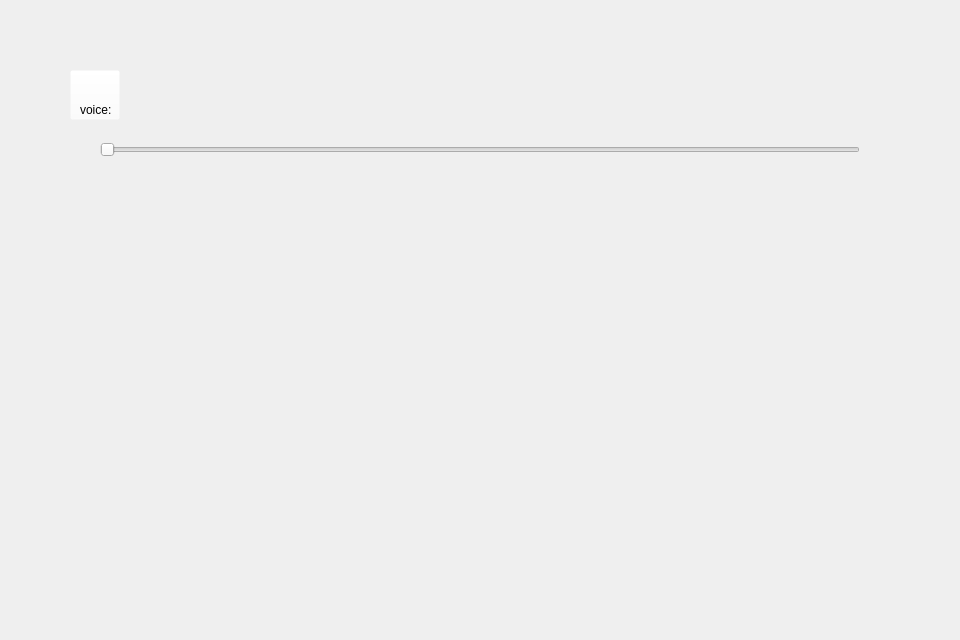
mo-crystal/civilization, file src/client/mainwindow.ui: the form before one commit.
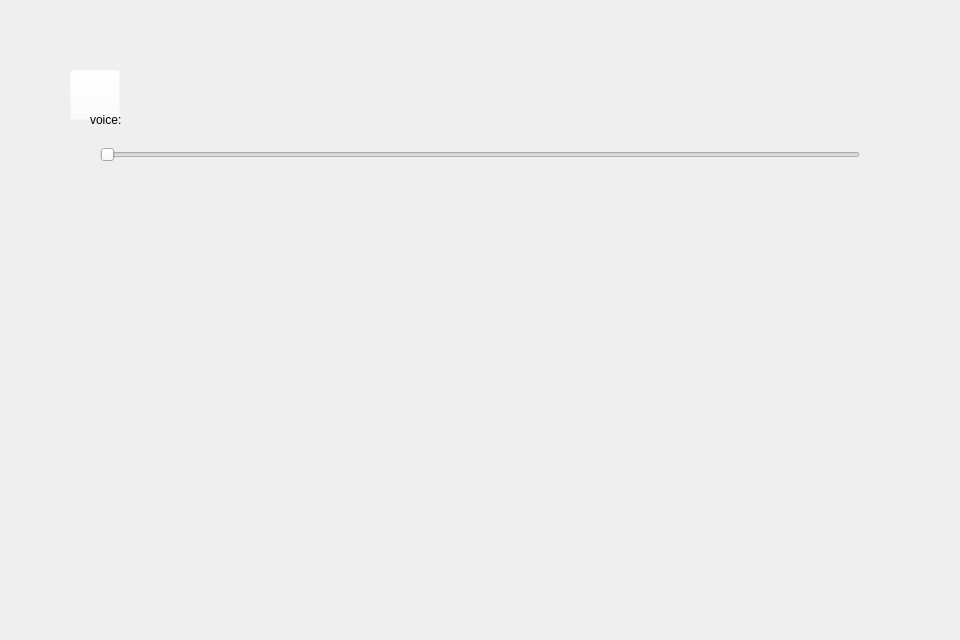
The form after the commit. The open tabs and pages were chosen to show the change. Icons and pictures are not drawn.

Commit message: finish quit button

```diff
--- a/src/client/mainwindow.ui
+++ b/src/client/mainwindow.ui
@@ -198,8 +198,8 @@
       <widget class="QLabel" name="voice_bar_label">
         <property name="geometry">
           <rect>
-            <x>80</x>
-            <y>90</y>
+            <x>90</x>
+            <y>100</y>
             <width>70</width>
             <height>40</height>
           </rect>
@@ -215,7 +215,7 @@
         <property name="geometry">
         <rect>
           <x>100</x>
-          <y>130</y>
+          <y>135</y>
           <width>760</width>
           <height>40</height>
         </rect>
```
Left out of the diff: 3 changed lines with no effect on the pictures. The commit also changes 2 other files.
